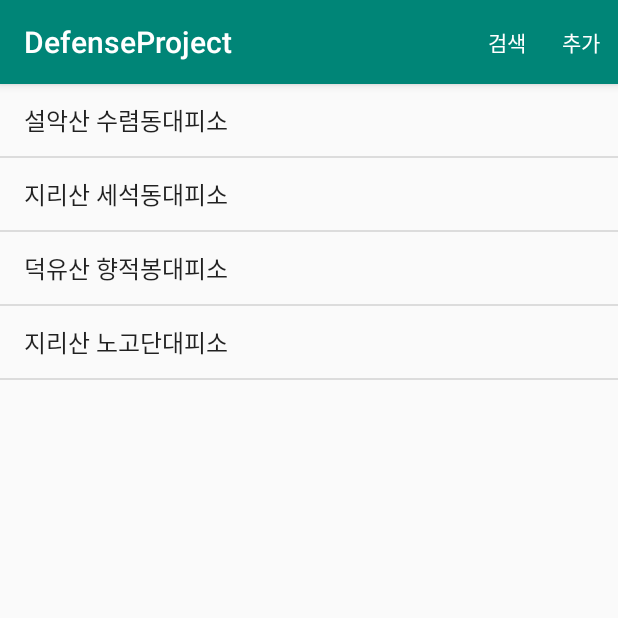
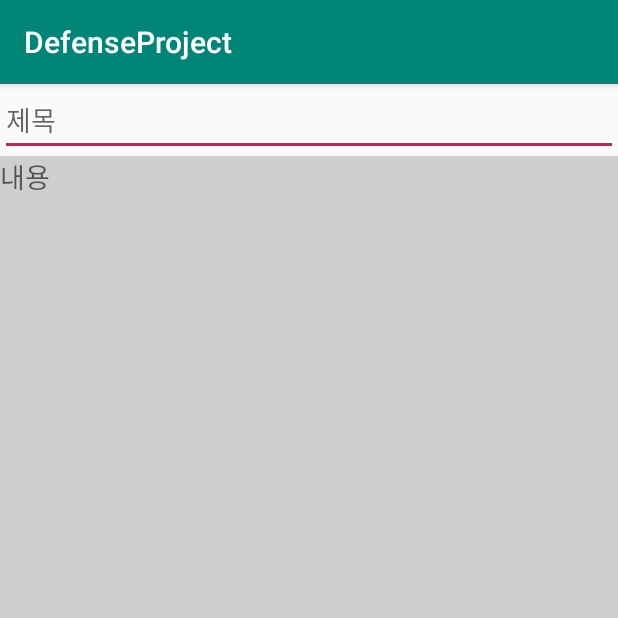
Before and after one commit to moa1520/DefenseProject, an Android app: the screen it shows after launch (MainActivity before the commit, WriteActivity after it), after a tap on "추가", on a phone screen of 412 x 824 dp, the top half of it. Run offline under Robolectric (Android 15) with nearby library versions, the phone set to English and light mode, and no system bars.

Commit message:
대피소 추가 액티비티 추가, 지도 좌표 설정

```diff
--- a/app/build.gradle
+++ b/app/build.gradle
@@ -23,9 +23,10 @@ dependencies {
     implementation 'com.android.support:appcompat-v7:28.0.0'
     implementation 'com.android.support.constraint:constraint-layout:1.1.3'
     implementation 'com.android.support:support-v4:28.0.0'
-    compile 'com.google.android.gms:play-services-maps:11.0.4'
-    compile 'com.google.android.gms:play-services-location:11.0.4'
+    implementation 'com.google.android.gms:play-services-maps:16.0.0'
+    implementation 'com.google.android.gms:play-services-location:16.0.0'
     testImplementation 'junit:junit:4.12'
     androidTestImplementation 'com.android.support.test:runner:1.0.2'
     androidTestImplementation 'com.android.support.test.espresso:espresso-core:3.0.2'
+    implementation 'com.android.support:design:28.0.0'
 }
--- a/app/src/main/java/com/example/taekyoungkang/defenseproject/Defenseinfo.java
+++ b/app/src/main/java/com/example/taekyoungkang/defenseproject/Defenseinfo.java
@@ -30,4 +30,10 @@ public class Defenseinfo {
             R.drawable.s3,
             R.drawable.s4
     };
+    public static final double[][] LOCATIONS = {
+            {38.146271, 128.414950},
+            {35.318137, 127.693525},
+            {35.860560, 127.746417},
+            {35.296260, 127.526468}
+    };
 }
--- a/app/src/main/java/com/example/taekyoungkang/defenseproject/MainActivity.java
+++ b/app/src/main/java/com/example/taekyoungkang/defenseproject/MainActivity.java
@@ -43,7 +43,7 @@ public class MainActivity extends AppCompatActivity implements TitlesFragment.On
                 Toast.makeText(MainActivity.this, item.getTitle() + " selected", Toast.LENGTH_SHORT).show();
                 return true;
             case R.id.menu_add:
-                Toast.makeText(MainActivity.this, item.getTitle() + " selected", Toast.LENGTH_SHORT).show();
+                startActivity(new Intent(this, WriteActivity.class));
                 return true;
             default:
                 return super.onOptionsItemSelected(item);
--- a/app/src/main/java/com/example/taekyoungkang/defenseproject/TitlesFragment.java
+++ b/app/src/main/java/com/example/taekyoungkang/defenseproject/TitlesFragment.java
@@ -1,9 +1,11 @@
 package com.example.taekyoungkang.defenseproject;
 
 import android.app.Activity;
+import android.content.Intent;
 import android.graphics.Color;
 import android.graphics.drawable.ColorDrawable;
 import android.os.Bundle;
+import android.support.design.widget.FloatingActionButton;
 import android.support.v4.app.Fragment;
 import android.view.LayoutInflater;
 import android.view.View;
--- /dev/null
+++ b/app/src/main/java/com/example/taekyoungkang/defenseproject/WriteActivity.java
@@ -0,0 +1,13 @@
+package com.example.taekyoungkang.defenseproject;
+
+import android.support.v7.app.AppCompatActivity;
+import android.os.Bundle;
+
+public class WriteActivity extends AppCompatActivity {
+
+    @Override
+    protected void onCreate(Bundle savedInstanceState) {
+        super.onCreate(savedInstanceState);
+        setContentView(R.layout.activity_write);
+    }
+}
--- /dev/null
+++ b/app/src/main/res/layout/activity_write.xml
@@ -0,0 +1,27 @@
+<?xml version="1.0" encoding="utf-8"?>
+<LinearLayout xmlns:android="http://schemas.android.com/apk/res/android"
+    xmlns:app="http://schemas.android.com/apk/res-auto"
+    xmlns:tools="http://schemas.android.com/tools"
+    android:layout_width="match_parent"
+    android:layout_height="match_parent"
+    android:orientation="vertical"
+    tools:context=".WriteActivity">
+
+    <EditText
+        android:id="@+id/title_edit"
+        android:layout_width="match_parent"
+        android:layout_height="wrap_content"
+        android:hint="제목" />
+
+    <ScrollView
+        android:layout_width="match_parent"
+        android:layout_height="match_parent"
+        android:background="#cfcfcf">
+        <EditText
+            android:id="@+id/contents_edit"
+            android:layout_width="match_parent"
+            android:layout_height="wrap_content"
+            android:background="@android:color/transparent"
+            android:hint="내용" />
+    </ScrollView>
+</LinearLayout>
--- a/app/src/main/res/layout/fragment_titles.xml
+++ b/app/src/main/res/layout/fragment_titles.xml
@@ -1,6 +1,7 @@
 <?xml version="1.0" encoding="utf-8"?>
 <LinearLayout
     xmlns:android="http://schemas.android.com/apk/res/android"
+    xmlns:app="http://schemas.android.com/apk/res-auto"
     xmlns:tools="http://schemas.android.com/tools"
     android:layout_width="match_parent"
     android:layout_height="match_parent"
@@ -9,9 +10,8 @@
 
     <!-- TODO: Update blank fragment layout -->
     <ListView
+        android:id="@+id/listview"
         android:layout_width="match_parent"
         android:layout_height="match_parent"
-        android:id="@+id/listview">
-    </ListView>
-
+        />
 </LinearLayout>
```
Also changed, not shown: app/src/main/AndroidManifest.xml (+3 -4 lines), app/src/main/java/com/example/taekyoungkang/defenseproject/LookActivity.java (+14 -4 lines), app/src/main/res/drawable/ic_add_black_24dp.xml (added, +9 -0 lines).
